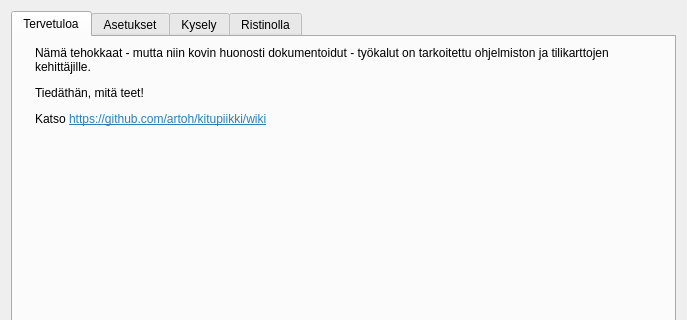
This is kitsas/tools/devtool.ui in artoh/kitupiikki as Qt 5 draws it before an edit; both pictures show x 0 to 687 and y 0 to 320 of the 687 by 620 pixel window. The edited form follows.
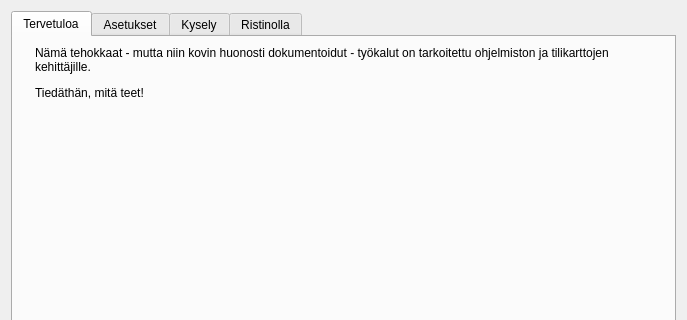
This is the edited form. Icons and pictures are not drawn.

What changed in the file:
```diff
--- a/kitsas/tools/devtool.ui
+++ b/kitsas/tools/devtool.ui
@@ -47,7 +47,7 @@
          <item>
           <widget class="QLabel" name="label_2">
            <property name="text">
-            <string>&lt;html&gt;&lt;head/&gt;&lt;body&gt;&lt;p&gt;Nämä tehokkaat - mutta niin kovin huonosti dokumentoidut - työkalut on tarkoitettu ohjelmiston ja tilikarttojen kehittäjille.&lt;/p&gt;&lt;p&gt;Tiedäthän, mitä teet!&lt;/p&gt;&lt;p&gt;Katso &lt;a href=&quot;https://github.com/artoh/kitupiikki/wiki&quot;&gt;&lt;span style=&quot; text-decoration: underline; color:#2980b9;&quot;&gt;https://github.com/artoh/kitupiikki/wiki&lt;/span&gt;&lt;/a&gt;&lt;/p&gt;&lt;/body&gt;&lt;/html&gt;</string>
+            <string>&lt;html&gt;&lt;head/&gt;&lt;body&gt;&lt;p&gt;Nämä tehokkaat - mutta niin kovin huonosti dokumentoidut - työkalut on tarkoitettu ohjelmiston ja tilikarttojen kehittäjille.&lt;/p&gt;&lt;p&gt;Tiedäthän, mitä teet!&lt;/p&gt;&lt;/body&gt;&lt;/html&gt;</string>
            </property>
            <property name="wordWrap">
             <bool>true</bool>
```
